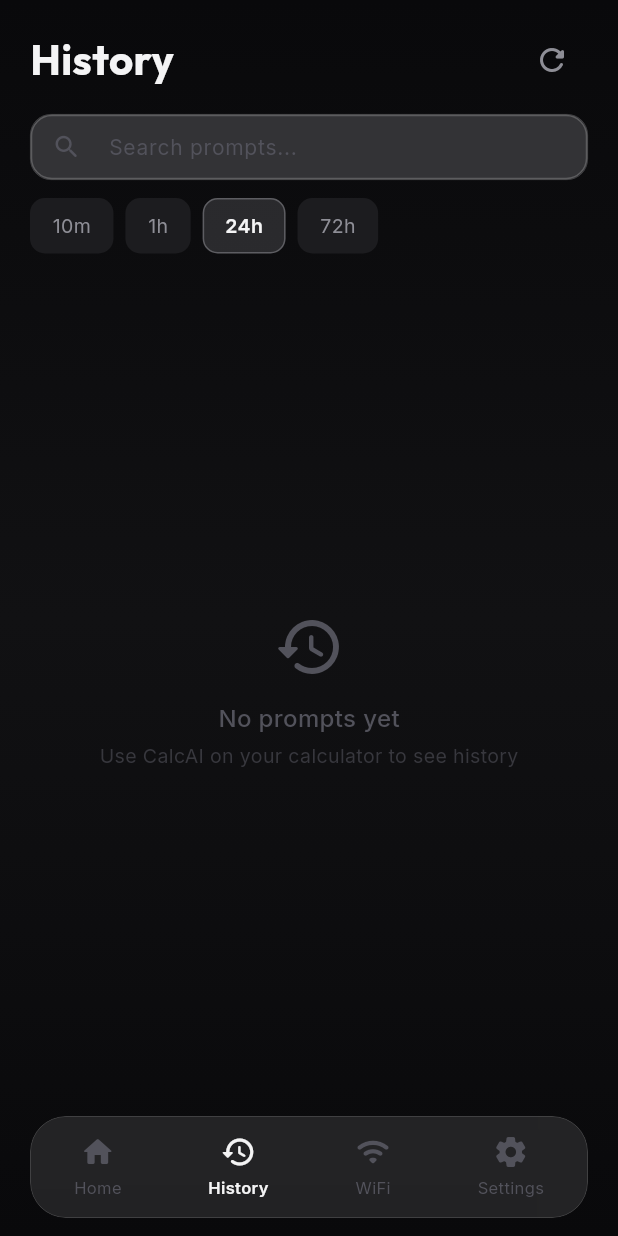
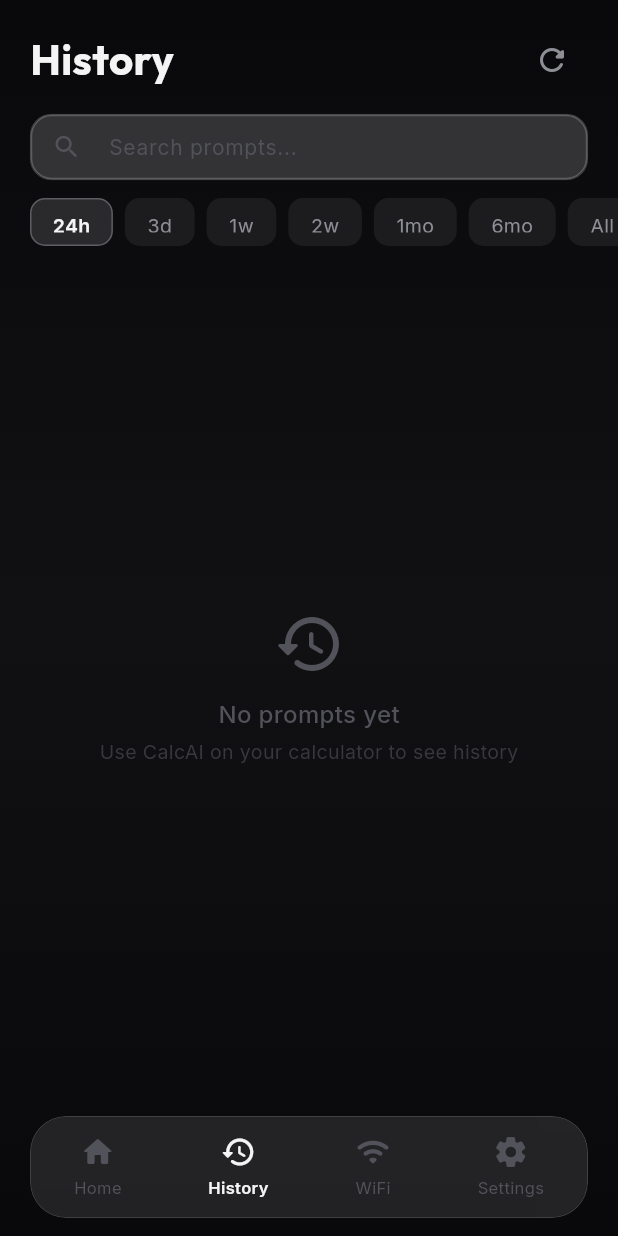
Before and after one commit to ceeazer1/calcai-app, a Flutter app: the MainShell screen opened directly, item 2 of the bottom bar chosen, after a tap on the "refresh" icon, on a phone screen of 412 x 824 dp. Run offline on Flutter 3.47's test engine with Material 3 defaults, Android fonts, the phone set to English and light mode, and no system bars; our stand-ins replace flutter_blue_plus, flutter_secure_storage, google_fonts, google_sign_in, package_info_plus, shared_preferences and 1 more; accounts and stored records are empty.

Commit message:
feat: UI preview flag, history time ranges, WiFi disconnected view
- app.dart: UI_PREVIEW dart-define to boot straight into the shell for
  live UI editing on web/desktop (no effect on real builds).
- history: scrollable time-range chips (24h/3d/1w/2w/1mo/6mo/All) with
  abbreviated labels.
- wifi: simplified disconnected state — saved networks (read-only) fading
  into a boxless "Bluetooth not connected" prompt centered on screen.
v1.0.0+50.

Co-Authored-By: Claude Opus 4.8 <noreply@anthropic.com>

```diff
--- a/lib/app.dart
+++ b/lib/app.dart
@@ -9,6 +9,11 @@ import 'services/auth_service.dart';
 import 'services/ble_service.dart';
 import 'theme/app_colors.dart';
 import 'theme/app_theme.dart';
+
+/// UI-only preview flag. Enable with `--dart-define=UI_PREVIEW=true` to boot
+/// straight into the main app (skipping auth/pairing) for live UI editing on
+/// desktop/web. Defaults to false, so production builds are unaffected.
+const bool kUiPreview = bool.fromEnvironment('UI_PREVIEW');
 
 /// Root widget for the CalcAI application.
 ///
@@ -72,6 +77,9 @@ class _AppGateState extends State<_AppGate> {
 
   @override
   Widget build(BuildContext context) {
+    // UI preview: skip auth/pairing and jump straight into the app shell.
+    if (kUiPreview) return const MainShell();
+
     final auth = context.watch<AuthService>();
 
     // ── Still loading persisted session (initial app boot only) ────────
--- a/lib/screens/history_screen.dart
+++ b/lib/screens/history_screen.dart
@@ -21,7 +21,28 @@ class _HistoryScreenState extends State<HistoryScreen> {
   String _searchQuery = '';
   final _searchController = TextEditingController();
 
-  final _ranges = ['10m', '1h', '24h', '72h'];
+  final _ranges = ['24h', '72h', '1w', '2w', '1mo', '6mo', 'all'];
+
+  String _rangeLabel(String r) {
+    switch (r) {
+      case '24h':
+        return '24h';
+      case '72h':
+        return '3d';
+      case '1w':
+        return '1w';
+      case '2w':
+        return '2w';
+      case '1mo':
+        return '1mo';
+      case '6mo':
+        return '6mo';
+      case 'all':
+        return 'All';
+      default:
+        return r;
+    }
+  }
 
   @override
   void initState() {
@@ -33,7 +54,7 @@ class _HistoryScreenState extends State<HistoryScreen> {
     final auth = context.read<AuthService>();
     final cloud = context.read<CloudService>();
     if (auth.token != null && auth.primaryMac != null) {
-      await cloud.getHistory(auth.token!, auth.primaryMac!, limit: 50);
+      await cloud.getHistory(auth.token!, auth.primaryMac!, limit: 200);
     }
   }
 
@@ -47,10 +68,13 @@ class _HistoryScreenState extends State<HistoryScreen> {
   DateTime? _cutoff() {
     final now = DateTime.now();
     switch (_selectedRange) {
-      case '10m': return now.subtract(const Duration(minutes: 10));
-      case '1h':  return now.subtract(const Duration(hours: 1));
       case '24h': return now.subtract(const Duration(hours: 24));
       case '72h': return now.subtract(const Duration(hours: 72));
+      case '1w':  return now.subtract(const Duration(days: 7));
+      case '2w':  return now.subtract(const Duration(days: 14));
+      case '1mo': return now.subtract(const Duration(days: 30));
+      case '6mo': return now.subtract(const Duration(days: 180));
+      case 'all': return null; // no time limit
       default:    return null;
     }
   }
@@ -122,10 +146,12 @@ class _HistoryScreenState extends State<HistoryScreen> {
               ),
             ),
 
-            // ── Time range chips ──────────────────────────
-            Padding(
-              padding: const EdgeInsets.fromLTRB(20, 12, 20, 8),
-              child: Row(
+            // ── Time range chips (horizontally scrollable) ──
+            SizedBox(
+              height: 52,
+              child: ListView(
+                scrollDirection: Axis.horizontal,
+                padding: const EdgeInsets.fromLTRB(20, 12, 20, 8),
                 children: _ranges.map((range) {
                   final isSelected = range == _selectedRange;
                   return Padding(
@@ -136,6 +162,7 @@ class _HistoryScreenState extends State<HistoryScreen> {
                         duration: const Duration(milliseconds: 200),
                         padding: const EdgeInsets.symmetric(
                           horizontal: 14, vertical: 8),
+                        alignment: Alignment.center,
                         decoration: BoxDecoration(
                           color: isSelected
                               ? AppColors.electricBlue.withOpacity(0.15)
@@ -148,7 +175,7 @@ class _HistoryScreenState extends State<HistoryScreen> {
                           ),
                         ),
                         child: Text(
-                          range,
+                          _rangeLabel(range),
                           style: GoogleFonts.inter(
                             fontSize: 13,
                             fontWeight: isSelected
--- a/lib/screens/wifi_screen.dart
+++ b/lib/screens/wifi_screen.dart
@@ -128,9 +128,9 @@ class _WifiScreenState extends State<WifiScreen> {
                 // ── Header ──────────────────────────────────
                 Padding(
                   padding: const EdgeInsets.fromLTRB(20, 16, 20, 0),
-                  child: Row(
-                    children: [
-                      Text(
+                  child: Align(
+                    alignment: Alignment.centerLeft,
+                    child: Text(
                       'WiFi Networks',
                       style: GoogleFonts.outfit(
                         fontSize: 28,
@@ -138,92 +138,16 @@ class _WifiScreenState extends State<WifiScreen> {
                         color: AppColors.textPrimary,
                       ),
                     ),
-                      const Spacer(),
-                      _BleStatusChip(isConnected: isConnected),
-                    ],
                   ),
                 ),
 
                 const SizedBox(height: 20),
 
-                // ── Offline / connecting banner ───────────────
-                if (!isConnected)
-                  Padding(
-                    padding: const EdgeInsets.fromLTRB(20, 0, 20, 12),
-                    child: Container(
-                      padding: const EdgeInsets.symmetric(
-                          horizontal: 14, vertical: 10),
-                      decoration: BoxDecoration(
-                        color: AppColors.surfaceLight,
-                        borderRadius: BorderRadius.circular(12),
-                        border: Border.all(color: AppColors.glassBorder),
-                      ),
-                      child: Row(
-                        children: [
-                          if (_autoConnecting)
-                            const SizedBox(
-                              width: 16,
-                              height: 16,
-                              child: CircularProgressIndicator(
-                                strokeWidth: 2,
-                                valueColor: AlwaysStoppedAnimation(
-                                    AppColors.electricBlue),
-                              ),
-                            )
-                          else
-                            const Icon(
-                              Icons.bluetooth_disabled_rounded,
-                              color: AppColors.textTertiary,
-                              size: 16,
-                            ),
-                          const SizedBox(width: 10),
+                // Connected → network list. Otherwise a simple connect prompt.
                 Expanded(
-                            child: Text(
-                              _autoConnecting
-                                  ? 'Connecting to your CalcAI…'
-                                  : 'Bring your CalcAI nearby to manage networks',
-                              style: GoogleFonts.inter(
-                                fontSize: 12,
-                                color: AppColors.textSecondary,
-                              ),
-                            ),
-                          ),
-                          if (!_autoConnecting) ...[
-                            const SizedBox(width: 8),
-                            GestureDetector(
-                              onTap: _attemptAutoConnect,
-                              child: Container(
-                                padding: const EdgeInsets.symmetric(
-                                    horizontal: 12, vertical: 6),
-                                decoration: BoxDecoration(
-                                  color: AppColors.electricBlue,
-                                  borderRadius: BorderRadius.circular(8),
-                                ),
-                                child: Text(
-                                  'Connect',
-                                  style: GoogleFonts.inter(
-                                    fontSize: 12,
-                                    fontWeight: FontWeight.w600,
-                                    color: Colors.white,
-                                  ),
-                                ),
-                              ),
-                            ),
-                          ],
-                        ],
-                      ),
-                    ),
-                  ),
-
-                // ── Network list (grayed when offline) ──────
-                Expanded(
-                  child: AbsorbPointer(
-                    absorbing: !isConnected,
-                    child: Opacity(
-                      opacity: isConnected ? 1.0 : 0.4,
-                      child: _buildNetworkList(ble),
-                    ),
-                  ),
+                  child: isConnected
+                      ? _buildNetworkList(ble)
+                      : _buildDisconnectedView(ble),
                 ),
               ],
             );
@@ -233,12 +157,149 @@ class _WifiScreenState extends State<WifiScreen> {
     );
   }
 
+  Widget _buildDisconnectedView(BleService ble) {
+    return Column(
+      children: [
+        // ── Saved Networks on top, read-only, fading out at the bottom ──
+        Expanded(
+          flex: 3,
+          child: ShaderMask(
+            shaderCallback: (rect) => const LinearGradient(
+              begin: Alignment.topCenter,
+              end: Alignment.bottomCenter,
+              colors: [Colors.white, Colors.white, Colors.transparent],
+              stops: [0.0, 0.5, 1.0],
+            ).createShader(rect),
+            blendMode: BlendMode.dstIn,
+            child: ListView(
+              padding: const EdgeInsets.fromLTRB(20, 4, 20, 20),
+              children: [
+                _savedNetworksHeader(),
+                const SizedBox(height: 10),
+                Opacity(
+                  opacity: 0.6,
+                  child: Column(
+                    children: _savedNetworkTiles(ble, readOnly: true),
+                  ),
+                ),
+              ],
+            ),
+          ),
+        ),
+
+        // ── Bluetooth not connected, around the middle (no box) ──
+        Padding(
+          padding: const EdgeInsets.fromLTRB(32, 0, 32, 0),
+          child: Column(
+            mainAxisSize: MainAxisSize.min,
+            children: [
+              Icon(
+                _autoConnecting
+                    ? Icons.bluetooth_searching_rounded
+                    : Icons.bluetooth_disabled_rounded,
+                color: AppColors.textTertiary,
+                size: 36,
+              ),
+              const SizedBox(height: 12),
+              Text(
+                _autoConnecting ? 'Connecting…' : 'Bluetooth not connected',
+                style: GoogleFonts.outfit(
+                  fontSize: 18,
+                  fontWeight: FontWeight.w600,
+                  color: AppColors.textPrimary,
+                ),
+              ),
+              const SizedBox(height: 8),
+              Text(
+                'Turn on Bluetooth from CalcAI Settings to manage Wi-Fi.',
+                textAlign: TextAlign.center,
+                style: GoogleFonts.inter(
+                  fontSize: 13,
+                  color: AppColors.textSecondary,
+                  height: 1.5,
+                ),
+              ),
+              const SizedBox(height: 10),
+              Text(
+                'Settings > Bluetooth > On',
+                style: GoogleFonts.inter(
+                  fontSize: 13,
+                  fontWeight: FontWeight.w500,
+                  color: AppColors.textTertiary,
+                ),
+              ),
+              const SizedBox(height: 20),
+              SizedBox(
+                width: double.infinity,
+                height: 50,
+                child: ElevatedButton(
+                  onPressed: _autoConnecting ? null : _attemptAutoConnect,
+                  style: ElevatedButton.styleFrom(
+                    backgroundColor: AppColors.electricBlue,
+                    foregroundColor: Colors.white,
+                    disabledBackgroundColor: AppColors.surfaceHighlight,
+                    disabledForegroundColor: AppColors.textTertiary,
+                    shape: RoundedRectangleBorder(
+                      borderRadius: BorderRadius.circular(14),
+                    ),
+                    elevation: 0,
+                  ),
+                  child: Text(
+                    _autoConnecting ? 'Connecting…' : 'Connect',
+                    style: GoogleFonts.inter(
+                      fontSize: 15,
+                      fontWeight: FontWeight.w600,
+                    ),
+                  ),
+                ),
+              ),
+            ],
+          ),
+        ),
+
+        // Empty space below so the prompt sits around the middle.
+        const Expanded(flex: 2, child: SizedBox()),
+      ],
+    );
+  }
+
   Widget _buildNetworkList(BleService ble) {
     return ListView(
       padding: const EdgeInsets.fromLTRB(20, 0, 20, 100),
       children: [
-        // ── Saved Networks ───────────────────────────
-        Text(
+        _savedNetworksHeader(),
+        const SizedBox(height: 10),
+        ..._savedNetworkTiles(ble, readOnly: false),
+        const SizedBox(height: 16),
+
+        // ── Add Network Button ───────────────────────
+        SizedBox(
+          height: 52,
+          child: ElevatedButton.icon(
+            onPressed: _isAddingNetwork ? null : () => _addNetwork(ble),
+            icon: _isAddingNetwork
+                ? const SizedBox(
+                    width: 18,
+                    height: 18,
+                    child: CircularProgressIndicator(
+                      strokeWidth: 2,
+                      valueColor:
+                          AlwaysStoppedAnimation(AppColors.textOnAccent),
+                    ),
+                  )
+                : const Icon(Icons.add_rounded),
+            label: Text(
+              _isAddingNetwork ? 'Scanning...' : 'Add Network',
+              style: GoogleFonts.inter(fontWeight: FontWeight.w600),
+            ),
+          ),
+        ),
+      ],
+    );
+  }
+
+  Widget _savedNetworksHeader() {
+    return Text(
       'Saved Networks',
       style: GoogleFonts.inter(
         fontSize: 13,
@@ -246,10 +307,14 @@ class _WifiScreenState extends State<WifiScreen> {
         color: AppColors.textSecondary,
         letterSpacing: 0.5,
       ),
-        ),
-        const SizedBox(height: 10),
+    );
+  }
 
-        if (ble.savedNetworks.isEmpty)
+  /// Saved-network tiles. When [readOnly] (Bluetooth disconnected) the remove
+  /// button is hidden so the list is view-only.
+  List<Widget> _savedNetworkTiles(BleService ble, {required bool readOnly}) {
+    if (ble.savedNetworks.isEmpty) {
+      return [
         GlassCard(
           padding: const EdgeInsets.all(20),
           child: Center(
@@ -261,17 +326,15 @@ class _WifiScreenState extends State<WifiScreen> {
               ),
             ),
           ),
-          )
-        else
-          ...ble.savedNetworks.map((ssid) {
+        ),
+      ];
+    }
+    return ble.savedNetworks.map((ssid) {
       final isCurrentlyConnected = ssid == ble.connectedSsid;
       return Padding(
         padding: const EdgeInsets.only(bottom: 8),
         child: GlassCard(
-                padding: const EdgeInsets.symmetric(
-                  horizontal: 16,
-                  vertical: 14,
-                ),
+          padding: const EdgeInsets.symmetric(horizontal: 16, vertical: 14),
           child: Row(
             children: [
               Icon(
@@ -306,6 +369,7 @@ class _WifiScreenState extends State<WifiScreen> {
                   ],
                 ),
               ),
+              if (!readOnly)
                 IconButton(
                   onPressed: () => _removeNetwork(ssid),
                   icon: const Icon(
@@ -318,34 +382,7 @@ class _WifiScreenState extends State<WifiScreen> {
           ),
         ),
       );
-          }),
-
-        const SizedBox(height: 16),
-
-        // ── Add Network Button ───────────────────────
-        SizedBox(
-          height: 52,
-          child: ElevatedButton.icon(
-            onPressed: _isAddingNetwork ? null : () => _addNetwork(ble),
-            icon: _isAddingNetwork
-                ? const SizedBox(
-                    width: 18,
-                    height: 18,
-                    child: CircularProgressIndicator(
-                      strokeWidth: 2,
-                      valueColor:
-                          AlwaysStoppedAnimation(AppColors.textOnAccent),
-                    ),
-                  )
-                : const Icon(Icons.add_rounded),
-            label: Text(
-              _isAddingNetwork ? 'Scanning...' : 'Add Network',
-              style: GoogleFonts.inter(fontWeight: FontWeight.w600),
-            ),
-          ),
-        ),
-      ],
-    );
+    }).toList();
   }
 
   Future<void> _addNetwork(BleService ble) async {
@@ -717,46 +754,3 @@ class _WifiScreenState extends State<WifiScreen> {
     );
   }
 }
-
-class _BleStatusChip extends StatelessWidget {
-  final bool isConnected;
-
-  const _BleStatusChip({required this.isConnected});
-
-  @override
-  Widget build(BuildContext context) {
-    return Container(
-      padding: const EdgeInsets.symmetric(horizontal: 10, vertical: 5),
-      decoration: BoxDecoration(
-        color: (isConnected ? AppColors.success : AppColors.textTertiary)
-            .withOpacity(0.12),
-        borderRadius: BorderRadius.circular(12),
-        border: Border.all(
-          color: (isConnected ? AppColors.success : AppColors.textTertiary)
-              .withOpacity(0.2),
-        ),
-      ),
-      child: Row(
-        mainAxisSize: MainAxisSize.min,
-        children: [
-          Icon(
-            isConnected
-                ? Icons.bluetooth_connected_rounded
-                : Icons.bluetooth_disabled_rounded,
-            size: 14,
-            color: isConnected ? AppColors.success : AppColors.textTertiary,
-          ),
-          const SizedBox(width: 5),
-          Text(
-            isConnected ? 'Connected' : 'Not Connected',
-            style: GoogleFonts.inter(
-              fontSize: 11,
-              fontWeight: FontWeight.w500,
-              color: isConnected ? AppColors.success : AppColors.textTertiary,
-            ),
-          ),
-        ],
-      ),
-    );
-  }
-}
--- a/pubspec.yaml
+++ b/pubspec.yaml
@@ -1,7 +1,7 @@
 name: calcai_app
 description: CalcAI - ESP32 WiFi Provisioning App
 publish_to: 'none'
-version: 1.0.0+49
+version: 1.0.0+50
 
 environment:
   sdk: '>=3.0.0 <4.0.0'
```
Lines whose indentation alone changed are shown as unchanged.
